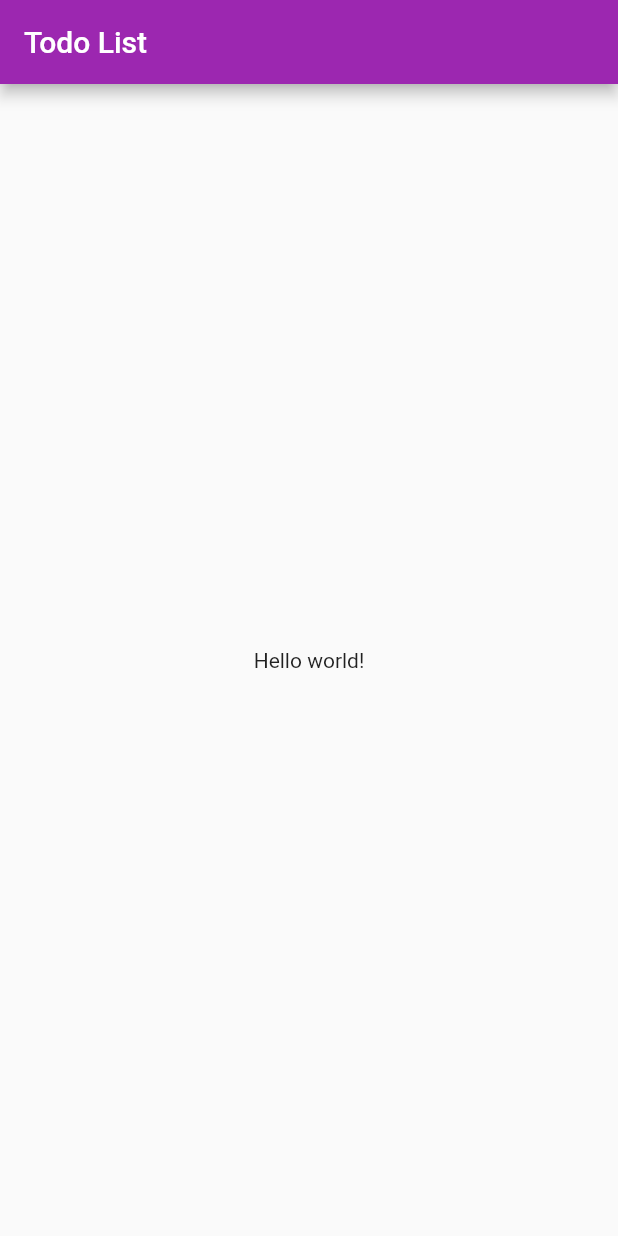
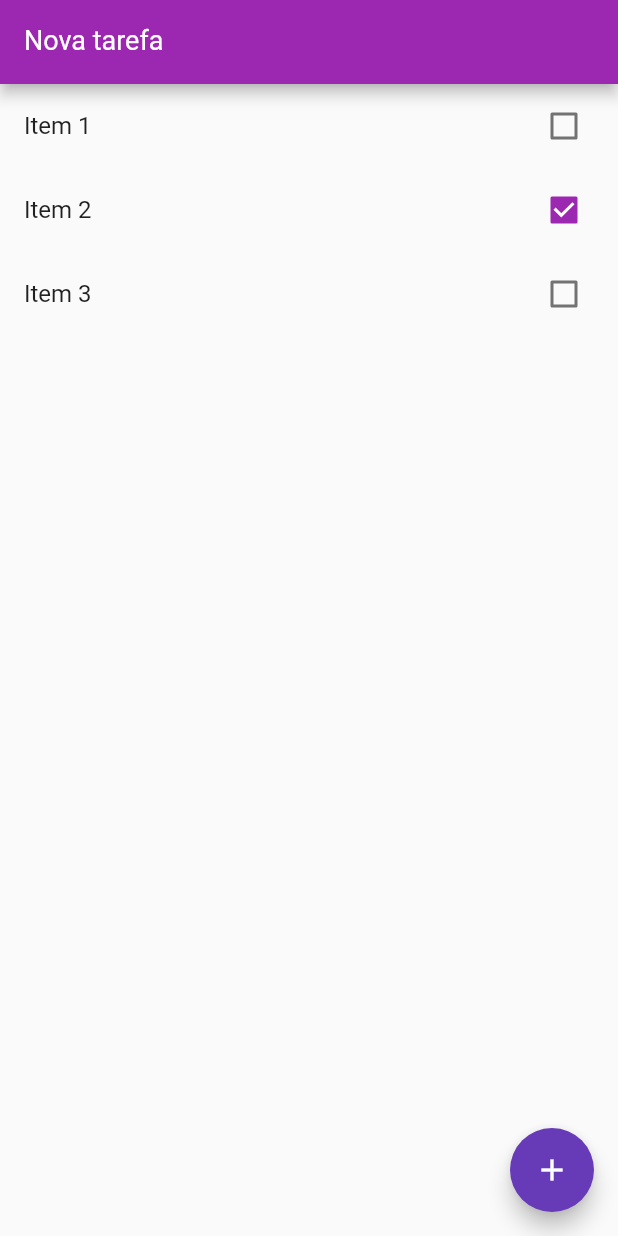
Before and after one commit to brunobgf/first-flutter-project, a Flutter app: the screen it shows after launch, on a phone screen of 412 x 824 dp. Run offline on Flutter 3.47's test engine with Material 2 defaults, Android fonts, the phone set to English and light mode, and no system bars.

Commit message:
adding new changes

```diff
--- a/temp/todo/lib/main.dart
+++ b/temp/todo/lib/main.dart
@@ -1,4 +1,5 @@
 import 'package:flutter/material.dart';
+import 'models/item.dart';
 
 void main() {
   runApp(const App());
@@ -14,24 +15,80 @@ class App extends StatelessWidget {
       theme: ThemeData(
         primarySwatch: Colors.purple,
       ),
-      home: const HomePage(),
+      home: HomePage(),
     );
   }
 }
 
-class HomePage extends StatelessWidget {
-  const HomePage({super.key});
+class HomePage extends StatefulWidget {
+  var items = <Item>[];
+  HomePage() {
+    items = [];
+    items.add(Item(title: "Item 1", done: false));
+    items.add(Item(title: "Item 2", done: true));
+    items.add(Item(title: "Item 3", done: false));
+  }
+
+  @override
+  State<HomePage> createState() => _HomePageState();
+}
+
+class _HomePageState extends State<HomePage> {
+  var newTaskController = TextEditingController();
+
+  void add() {
+    setState(() {
+      if (newTaskController.text.isEmpty) return;
+
+      widget.items.add(Item(
+        title: newTaskController.text,
+        done: false,
+      ));
+      newTaskController.text = "";
+    });
+  }
 
   @override
   Widget build(BuildContext context) {
     return Scaffold(
-        appBar: AppBar(
-          title: const Text("Todo List"),
+      appBar: AppBar(
+        title: TextFormField(
+          controller: newTaskController,
+          keyboardType: TextInputType.text,
+          style: TextStyle(
+            color: Colors.white,
+            fontSize: 18,
+          ),
+          decoration: InputDecoration(
+              labelText: "Nova tarefa",
+              labelStyle: TextStyle(color: Colors.white)),
         ),
-        body: Container(
-          child: Center(
-            child: Text("Hello world!"),
-          ),
-        ));
+      ),
+      body: ListView.builder(
+        itemCount: widget.items.length,
+        itemBuilder: (BuildContext context, int index) {
+          final item = widget.items[index];
+          // ! - Garante que vem String
+          // .toString() similar ao Java
+          // ou essa versão utilizando interpolação
+          return CheckboxListTile(
+            title: Text("${item.title}"),
+            key: Key("${item.title}"),
+            value: item.done,
+            onChanged: (value) {
+              setState(() {
+                item.done = value;
+              });
+            },
+          );
+        },
+      ),
+      floatingActionButton: FloatingActionButton(
+        // Só passa a função add, não estpa chamando
+        onPressed: add,
+        child: Icon(Icons.add),
+        backgroundColor: Colors.deepPurple,
+      ),
+    );
   }
 }
--- a/temp/todo/lib/models/item.dart
+++ b/temp/todo/lib/models/item.dart
@@ -1,4 +1,5 @@
 class Item {
+  // Pode ser String ou null
   String? title;
   bool? done;
 
```
